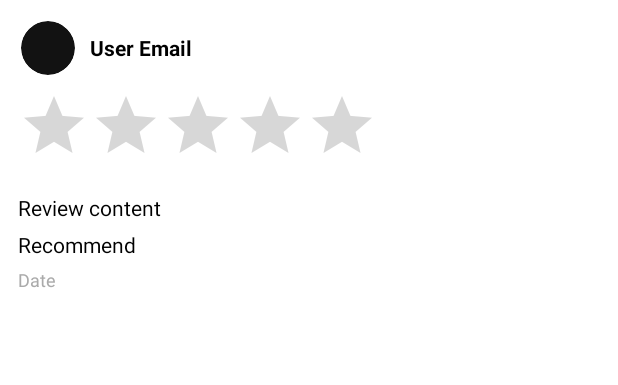
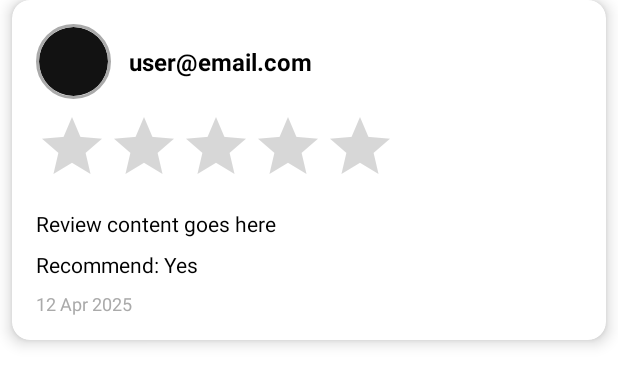
Before and after one commit to Derev05/CSIT321_FYP-25-S1-13, an Android app: the layout item_review.xml on its own in the app's theme, with its tools: preview values and no code run, on a phone screen of 412 x 824 dp. Shown: the top 385 px of the screen. Run offline under Robolectric (Android 15) with nearby library versions, the phone set to English and light mode, and no system bars.

Commit message:
Masked user email, added profile photo beside the email, and upgraded the UI

```diff
--- a/app/src/main/res/layout/item_review.xml
+++ b/app/src/main/res/layout/item_review.xml
@@ -1,14 +1,22 @@
 <?xml version="1.0" encoding="utf-8"?>
-<LinearLayout xmlns:android="http://schemas.android.com/apk/res/android"
+<androidx.cardview.widget.CardView
+    xmlns:android="http://schemas.android.com/apk/res/android"
     xmlns:app="http://schemas.android.com/apk/res-auto"
     android:layout_width="match_parent"
     android:layout_height="wrap_content"
+    android:layout_marginBottom="10dp"
+    app:cardCornerRadius="12dp"
+    app:cardElevation="6dp"
+    android:background="@android:color/white"
+    android:layout_marginHorizontal="8dp">
+
+    <LinearLayout
+        android:layout_width="match_parent"
+        android:layout_height="wrap_content"
         android:orientation="vertical"
-    android:padding="12dp"
-    android:background="@android:color/white"
-    android:layout_marginBottom="10dp">
+        android:padding="16dp">
 
-    <!-- Profile Photo and Email Row -->
+        <!-- Profile Photo + Email Row -->
         <LinearLayout
             android:layout_width="match_parent"
             android:layout_height="wrap_content"
@@ -16,65 +24,61 @@
             android:gravity="center_vertical"
             android:layout_marginBottom="8dp">
 
-        <!-- Profile Photo -->
             <de.hdodenhof.circleimageview.CircleImageView
                 android:id="@+id/profileImageView"
-            android:layout_width="40dp"
-            android:layout_height="40dp"
+                android:layout_width="50dp"
+                android:layout_height="50dp"
                 android:src="@drawable/default_avatar"
-            android:layout_marginEnd="8dp"
                 app:civ_border_width="2dp"
-            app:civ_border_color="#FFFFFF"/>
+                app:civ_border_color="@android:color/darker_gray"
+                android:layout_marginEnd="12dp"
+                android:scaleType="centerCrop"/>
 
-        <!-- Censored Email Text -->
             <TextView
                 android:id="@+id/emailTextView"
                 android:layout_width="wrap_content"
                 android:layout_height="wrap_content"
-            android:text="User Email"
-            android:textSize="14sp"
+                android:text="user@email.com"
+                android:textSize="16sp"
                 android:textStyle="bold"
                 android:textColor="@android:color/black"/>
         </LinearLayout>
 
-    <!-- Rating Bar -->
         <RatingBar
             android:id="@+id/ratingBar"
             android:layout_width="wrap_content"
             android:layout_height="wrap_content"
             android:numStars="5"
             android:stepSize="1.0"
+            android:isIndicator="true"
             android:rating="0"
-        android:isIndicator="true"
-        android:layout_marginBottom="6dp"/>
+            android:layout_marginBottom="8dp"/>
 
-    <!-- Review Text -->
         <TextView
             android:id="@+id/reviewTextView"
             android:layout_width="wrap_content"
             android:layout_height="wrap_content"
-        android:text="Review content"
+            android:text="Review content goes here"
             android:textSize="14sp"
             android:textColor="@android:color/black"
-        android:paddingTop="5dp"/>
+            android:layout_marginBottom="8dp"/>
 
-    <!-- Recommend Text -->
         <TextView
             android:id="@+id/recommendTextView"
             android:layout_width="wrap_content"
             android:layout_height="wrap_content"
-        android:text="Recommend"
+            android:text="Recommend: Yes"
             android:textSize="14sp"
             android:textColor="@android:color/black"
-        android:paddingTop="5dp"/>
+            android:layout_marginBottom="8dp"/>
 
-    <!-- Date Text -->
         <TextView
             android:id="@+id/dateTextView"
             android:layout_width="wrap_content"
             android:layout_height="wrap_content"
-        android:text="Date"
+            android:text="12 Apr 2025"
             android:textSize="12sp"
-        android:textColor="@android:color/darker_gray"
-        android:paddingTop="5dp"/>
+            android:textColor="@android:color/darker_gray"/>
+
     </LinearLayout>
+</androidx.cardview.widget.CardView>
```
Also changed, not shown: app/src/main/java/com/example/kotlinbasics/ReviewDisplayActivity.java (+41 -24 lines). Lines whose indentation alone changed are shown as unchanged.
